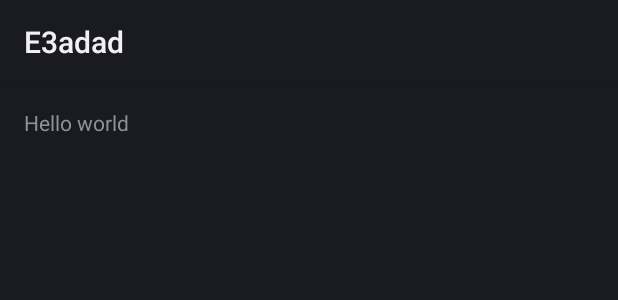
After one commit to IngyN/E3adad, an Android app: the layout activity_temporary.xml on its own in the app's theme, with its tools: preview values and no code run, on a phone screen of 412 x 824 dp. The commit adds this screen. Shown: the top 300 px of the screen. Run offline under Robolectric (Android 15) with nearby library versions, the phone set to English and light mode, and no system bars.

```diff
--- a/app/src/main/java/edu/aucegypt/ingyn/e3adad/activities/SignIN.java
+++ b/app/src/main/java/edu/aucegypt/ingyn/e3adad/activities/SignIN.java
@@ -31,7 +31,7 @@ public class SignIN extends ActionBarActivity {
     @Override
     protected void onCreate(Bundle savedInstanceState) {
         super.onCreate(savedInstanceState);
-        setContentView(R.layout.activity_sign_in);
+        setContentView(R.layout.activity_login);
 
         nationalID_in = (EditText)findViewById(R.id.national_id);
         serialNumber_in = (EditText)findViewById(R.id.serial_number);
@@ -47,7 +47,7 @@ public class SignIN extends ActionBarActivity {
                     nationalID = Integer.parseInt(s1);
                     //still needs checking for the serial Number
                     serialNumber = Integer.parseInt(s2);
-                    RegisterNewUser();
+                 //   RegisterNewUser();
                     Intent regToMain = new Intent(SignIN.this, MainScreen.class);
                     startActivity(regToMain);
                 }
--- /dev/null
+++ b/app/src/main/res/layout/activity_temporary.xml
@@ -0,0 +1,12 @@
+<RelativeLayout xmlns:android="http://schemas.android.com/apk/res/android"
+    xmlns:tools="http://schemas.android.com/tools" android:layout_width="match_parent"
+    android:layout_height="match_parent" android:paddingLeft="@dimen/activity_horizontal_margin"
+    android:paddingRight="@dimen/activity_horizontal_margin"
+    android:paddingTop="@dimen/activity_vertical_margin"
+    android:paddingBottom="@dimen/activity_vertical_margin"
+    tools:context="edu.aucegypt.ingyn.e3adad.activities.Temporary">
+
+    <TextView android:text="@string/hello_world" android:layout_width="wrap_content"
+        android:layout_height="wrap_content" />
+
+</RelativeLayout>
--- a/app/src/main/res/values/strings.xml
+++ b/app/src/main/res/values/strings.xml
@@ -13,4 +13,5 @@
     <string name="title_activity_payment_history">PaymentHistory</string>
     <string name="title_activity_sign_in">SignIN</string>
     <string name="title_activity_payment">PaymentActivity</string>
+    <string name="title_activity_temporary">Temporary</string>
 </resources>
```
Also changed, not shown: app/src/main/AndroidManifest.xml (+15 -7 lines), app/src/main/java/edu/aucegypt/ingyn/e3adad/activities/MainScreen.java (+48 -7 lines), app/src/main/java/edu/aucegypt/ingyn/e3adad/activities/Temporary.java (added, +40 -0 lines), app/src/main/res/menu/menu_temporary.xml (added, +7 -0 lines).
